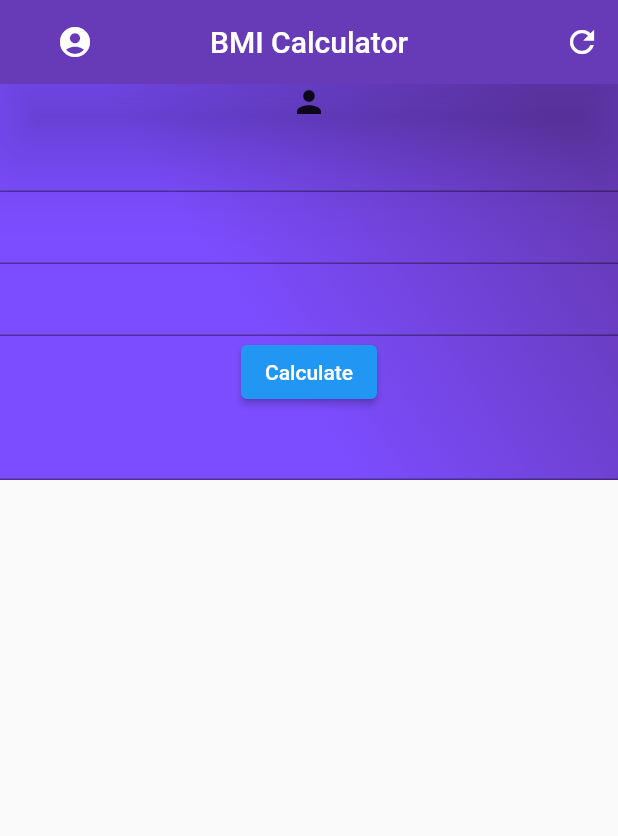
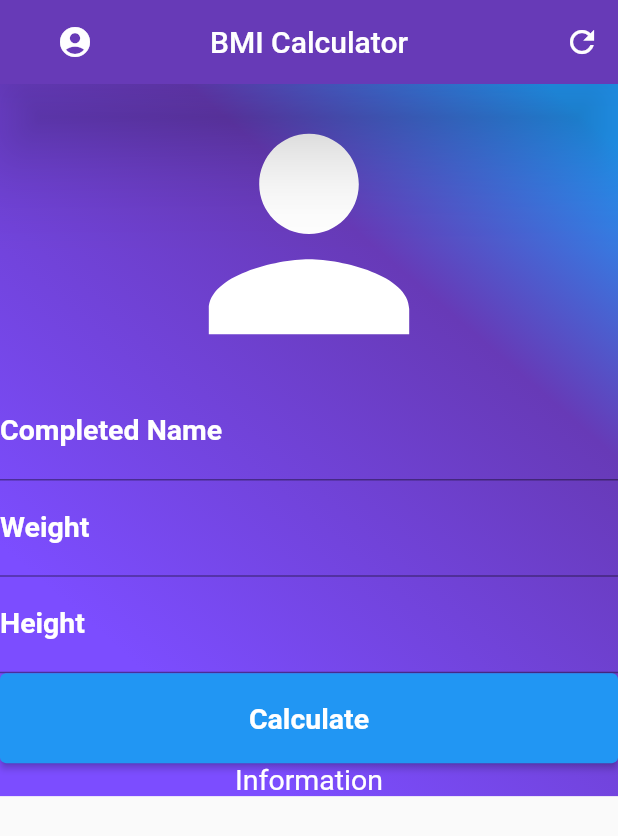
Before and after one commit to Alxelio/bmi_Santander, a Flutter app: the screen it shows after launch, on a phone screen of 412 x 824 dp. Shown: the top 836 px of the screen. Run offline on Flutter 3.47's test engine with Material 2 defaults, Android fonts, the phone set to English and light mode, and no system bars.

Commit message:
Change TextFormField and ElevatedButton
Signed-off-by: Auccelio <auxerreauccelio@gmail.com>

```diff
--- a/lib/main.dart
+++ b/lib/main.dart
@@ -1,4 +1,8 @@
 import 'package:flutter/material.dart';
+
+TextEditingController? namee = TextEditingController();
+TextEditingController? weightt = TextEditingController();
+TextEditingController? heightt = TextEditingController();
 
 void main(){
   runApp(myApp(),);
@@ -18,11 +22,8 @@
 
 
 class Person extends StatefulWidget {
-  Person({ @required this.namee, @required this.weightt, @required this.heightt });
+  //Person({ @required this.namee, @required this.weightt, @required this.heightt });
 
-  String? namee;
-  double? weightt;
-  double? heightt;
 
   @override
   State<Person> createState() => _PersonState();
@@ -50,33 +51,117 @@
           gradient: LinearGradient(
             begin: Alignment.bottomLeft,
             end: Alignment.topRight,
-            stops: [0.4, 0.9],
+            stops: [0.2, 0.7, 0.95],
             colors: [ Colors.deepPurpleAccent,
-              Colors.deepPurple ],
+              Colors.deepPurple,
+              Colors.blue,
+            ],
           ),
         ),
 
         child: SingleChildScrollView(
           child: Column(
-
+            mainAxisAlignment: MainAxisAlignment.center,
+            crossAxisAlignment: CrossAxisAlignment.stretch,
             children: [
               //Person icon
-              Icon(Icons.person),
+              Icon(Icons.person, size: 200.0, color: Colors.white, ),
 
               //Name
-              TextFormField(),
+              TextFormField(
+                textAlign: TextAlign.center,
+                keyboardType: TextInputType.name,
+
+                //From Inside Label
+                style: TextStyle(
+                  color: Colors.white,
+                  fontSize: 19,
+                ),
+
+                //From Outside Label
+                decoration: InputDecoration(
+                  hintText: "Enter your First and Last names please!",
+                  labelText: "Completed Name",
+                  labelStyle: TextStyle(
+                    color: Colors.white,
+                    fontWeight: FontWeight.bold,
+                  ),
+                ),
+
+                controller: namee,
+              ),
 
               //Weight
-              TextFormField(),
+              TextFormField(
+                textAlign: TextAlign.center,
+                keyboardType: TextInputType.number,
+
+                //From Inside Label
+                style: TextStyle(
+                  fontSize: 19,
+                  color: Colors.white,
+                ),
+
+                //From Outside Label
+                decoration: InputDecoration(
+                  hintText: "Enter your Weight",
+                  labelText: "Weight",
+                  labelStyle: TextStyle(
+                    color: Colors.white,
+                    fontWeight: FontWeight.bold,
+                  ),
+                ),
+
+                controller: weightt,
+
+              ),
 
               //Height
-              TextFormField(),
+              TextFormField(
+                textAlign: TextAlign.center,
+                keyboardType: TextInputType.number,
+
+                style: TextStyle(
+                  color: Colors.white,
+                  fontSize: 19,
+                ),
+
+                decoration: InputDecoration(
+                  hintText: "Enter your Height",
+                  labelText: "Height",
+                  labelStyle: TextStyle(
+                    color: Colors.white,
+                    fontWeight: FontWeight.bold,
+                  ),
+                ),
+
+                controller: heightt,
+
+              ),
 
               //Elevated Button
-              ElevatedButton(onPressed: (){}, child: Text("Calculate"),),
+              Container(
+                  height: 60.0,
+                  child: ElevatedButton(
+                    onPressed: (){},
+                    child: Text("Calculate",
+                      style: TextStyle(
+                        fontSize: 19,
+                        fontWeight: FontWeight.bold,
+                      ),
+                    ),
+                  ),
+              ),
 
               //Information
-              TextFormField(),
+                Text(
+                  "Information",
+                  textAlign: TextAlign.center,
+                  style: TextStyle(
+                    fontSize: 19,
+                    color: Colors.white,
+                  ),
+                ),
 
             ],
           ),
```
Also changed, not shown: 1 other file.
